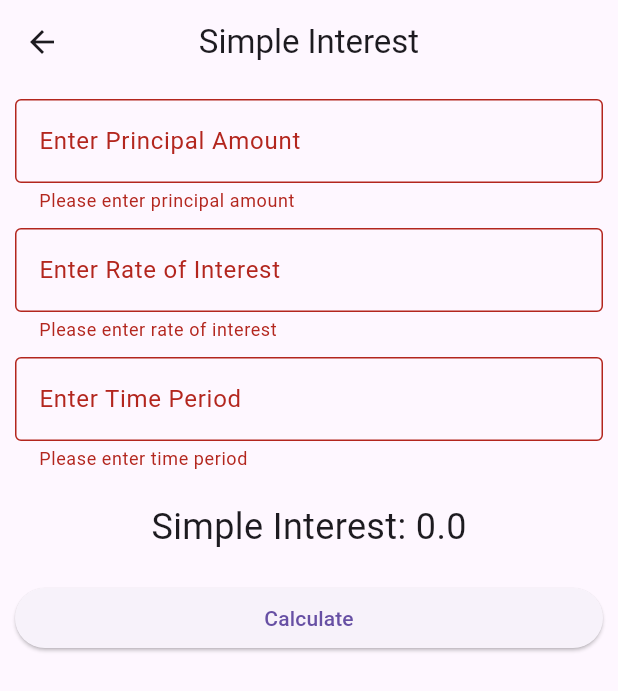
After one commit to SammanBaral/first_flutter_apps, a Flutter app: the SimpleInterestView screen opened directly, after a tap on "Calculate", on a phone screen of 412 x 824 dp. The commit adds this screen. Shown: the top 691 px of the screen. Run offline on Flutter 3.47's test engine with Material 3 defaults, Android fonts, the phone set to English and light mode, and no system bars.

Commit message:
simple_interest_done

```diff
--- a/lib/view/dashboard_view.dart
+++ b/lib/view/dashboard_view.dart
@@ -1,5 +1,6 @@
 import 'package:first_flutter_apps/view/arithmetic_view.dart';
 import 'package:first_flutter_apps/view/first_view.dart';
+import 'package:first_flutter_apps/view/simple_interest_view.dart';
 import 'package:flutter/material.dart';
 
 class DashboardView extends StatelessWidget {
@@ -74,15 +75,14 @@ class DashboardView extends StatelessWidget {
               onTap: () {
                 Navigator.push(
                   context,
-                  MaterialPageRoute(
-                      builder: (context) => const ArithmeticView()),
+                  MaterialPageRoute(builder: (context) => const SimpleInterestView()),
                 );
               },
               child: const Column(
                 mainAxisAlignment: MainAxisAlignment.center,
                 children: [
-                  Icon(Icons.ac_unit),
-                  Text('Simple interest'),
+                  Icon(Icons.attach_money),
+                  Text('Simple Interest'),
                 ],
               ),
             ),
--- /dev/null
+++ b/lib/view/simple_interest_view.dart
@@ -0,0 +1,105 @@
+import 'package:flutter/material.dart';
+
+class SimpleInterestView extends StatefulWidget {
+  const SimpleInterestView({super.key});
+
+  @override
+  State<SimpleInterestView> createState() => _SimpleInterestViewState();
+}
+
+class _SimpleInterestViewState extends State<SimpleInterestView> {
+  final principalController = TextEditingController();
+  final rateController = TextEditingController();
+  final timeController = TextEditingController();
+  double simpleInterest = 0;
+
+  final formKey = GlobalKey<FormState>();
+
+  @override
+  Widget build(BuildContext context) {
+    return Scaffold(
+      appBar: AppBar(
+        title: const Text('Simple Interest'),
+        centerTitle: true,
+        elevation: 0,
+      ),
+      body: Padding(
+        padding: const EdgeInsets.all(10),
+        child: Form(
+          key: formKey,
+          child: Column(
+            children: [
+              TextFormField(
+                controller: principalController,
+                keyboardType: TextInputType.number,
+                decoration: const InputDecoration(
+                  labelText: 'Enter Principal Amount',
+                  border: OutlineInputBorder(),
+                ),
+                validator: (value) {
+                  if (value == null || value.isEmpty) {
+                    return 'Please enter principal amount';
+                  }
+                  return null;
+                },
+              ),
+              const SizedBox(height: 10),
+              TextFormField(
+                controller: rateController,
+                keyboardType: TextInputType.number,
+                decoration: const InputDecoration(
+                  labelText: 'Enter Rate of Interest',
+                  border: OutlineInputBorder(),
+                ),
+                validator: (value) {
+                  if (value == null || value.isEmpty) {
+                    return 'Please enter rate of interest';
+                  }
+                  return null;
+                },
+              ),
+              const SizedBox(height: 10),
+              TextFormField(
+                controller: timeController,
+                keyboardType: TextInputType.number,
+                decoration: const InputDecoration(
+                  labelText: 'Enter Time Period',
+                  border: OutlineInputBorder(),
+                ),
+                validator: (value) {
+                  if (value == null || value.isEmpty) {
+                    return 'Please enter time period';
+                  }
+                  return null;
+                },
+              ),
+              const SizedBox(height: 20),
+              Text(
+                'Simple Interest: $simpleInterest',
+                style: const TextStyle(fontSize: 24),
+              ),
+              const SizedBox(height: 20),
+              SizedBox(
+                width: double.infinity,
+                child: ElevatedButton(
+                  onPressed: () {
+                    if (formKey.currentState!.validate()) {
+                      setState(() {
+                        double principal = double.parse(principalController.text);
+                        double rate = double.parse(rateController.text);
+                        double time = double.parse(timeController.text);
+
+                        simpleInterest = (principal * rate * time) / 100;
+                      });
+                    }
+                  },
+                  child: const Text('Calculate'),
+                ),
+              ),
+            ],
+          ),
+        ),
+      ),
+    );
+  }
+}
```
